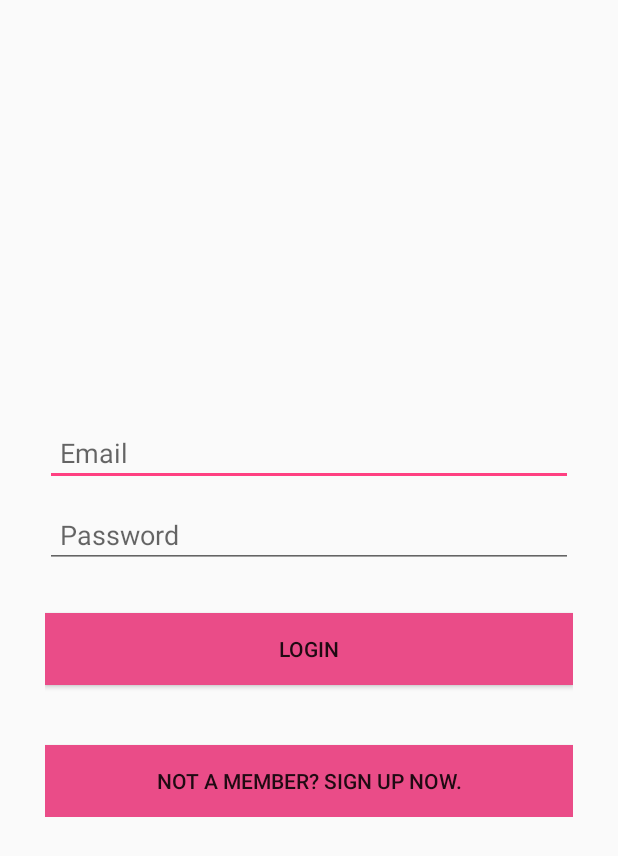
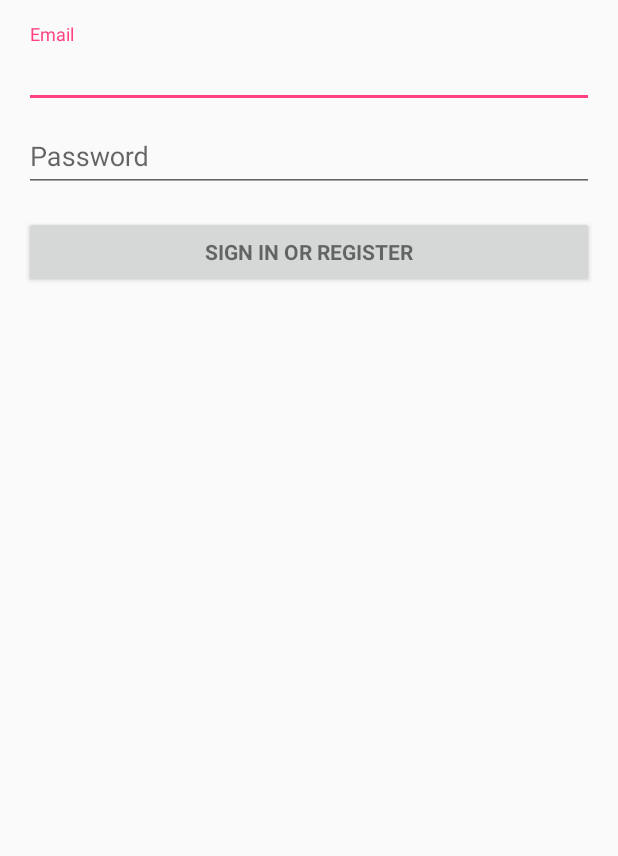
Before and after one commit to indira15/usedbooks, an Android app: the layout activity_login.xml on its own in the app's theme, with its tools: preview values and no code run, on a phone screen of 412 x 824 dp. Shown: the top 856 px of the screen. Run offline under Robolectric (Android 15) with nearby library versions, the phone set to English and light mode, and no system bars.

Commit message:
added register

```diff
--- a/app/src/main/java/com/indira/usedbooks/RegisterActivity.java
+++ b/app/src/main/java/com/indira/usedbooks/RegisterActivity.java
@@ -142,6 +142,11 @@
 }
     @Override
     public void onClick(View view) {
+        switch (view.getId()) {
+            case R.id.btnRegister:
+                validatedata();
+                break;
+        }
 
     }
 
--- a/app/src/main/res/layout/activity_login.xml
+++ b/app/src/main/res/layout/activity_login.xml
@@ -1,61 +1,77 @@
-<?xml version="1.0" encoding="utf-8"?>
 <LinearLayout xmlns:android="http://schemas.android.com/apk/res/android"
-    android:layout_width="fill_parent"
-    android:layout_height="fill_parent"
-    android:gravity="center"
+  xmlns:tools="http://schemas.android.com/tools"
+  android:layout_width="match_parent"
+  android:layout_height="match_parent"
+  android:gravity="center_horizontal"
   android:orientation="vertical"
-    android:padding="10dp" >
+  android:paddingBottom="@dimen/activity_vertical_margin"
+  android:paddingLeft="@dimen/activity_horizontal_margin"
+  android:paddingRight="@dimen/activity_horizontal_margin"
+  android:paddingTop="@dimen/activity_vertical_margin"
+  tools:context="com.indira.usedbooks.LoginActivity">
+
+    <!-- Login progress -->
+    <ProgressBar
+      android:id="@+id/login_progress"
+      style="?android:attr/progressBarStyleLarge"
+      android:layout_width="wrap_content"
+      android:layout_height="wrap_content"
+      android:layout_marginBottom="8dp"
+      android:visibility="gone" />
+
+    <ScrollView
+      android:id="@+id/login_form"
+      android:layout_width="match_parent"
+      android:layout_height="match_parent">
 
         <LinearLayout
-        android:layout_width="fill_parent"
+          android:id="@+id/email_login_form"
+          android:layout_width="match_parent"
           android:layout_height="wrap_content"
-        android:layout_gravity="center"
-        android:orientation="vertical"
-        android:paddingLeft="20dp"
-        android:paddingRight="20dp" >
+          android:orientation="vertical">
 
-        <EditText
+            <android.support.design.widget.TextInputLayout
+              android:layout_width="match_parent"
+              android:layout_height="wrap_content">
+
+                <AutoCompleteTextView
                   android:id="@+id/email"
-            android:layout_width="fill_parent"
+                  android:layout_width="match_parent"
                   android:layout_height="wrap_content"
-            android:layout_marginBottom="10dp"
-            android:hint="@string/email"
+                  android:hint="@string/prompt_email"
                   android:inputType="textEmailAddress"
-            android:padding="10dp"
-             />
+                  android:maxLines="1"
+                  android:singleLine="true" />
+
+            </android.support.design.widget.TextInputLayout>
+
+            <android.support.design.widget.TextInputLayout
+              android:layout_width="match_parent"
+              android:layout_height="wrap_content">
 
                 <EditText
                   android:id="@+id/password"
-            android:layout_width="fill_parent"
+                  android:layout_width="match_parent"
                   android:layout_height="wrap_content"
-            android:layout_marginBottom="10dp"
-            android:hint="@string/password"
+                  android:hint="@string/prompt_password"
+                  android:imeActionId="@+id/login"
+                  android:imeActionLabel="@string/action_sign_in_short"
+                  android:imeOptions="actionUnspecified"
                   android:inputType="textPassword"
-            android:padding="10dp"
-             />
+                  android:maxLines="1"
+                  android:singleLine="true" />
 
-
-        <!-- Login Button -->
+            </android.support.design.widget.TextInputLayout>
 
             <Button
-            android:id="@+id/btnLogin"
-            android:layout_width="fill_parent"
+              android:id="@+id/email_sign_in_button"
+              style="?android:textAppearanceSmall"
+              android:layout_width="match_parent"
               android:layout_height="wrap_content"
-            android:layout_marginTop="20dip"
-            android:text="@string/btn_login"
-            android:background="#ea4c88"
-             />
-
-        <!-- Link to Login Screen -->
-
-        <Button
-            android:id="@+id/btnLinkToRegisterScreen"
-            android:layout_width="fill_parent"
-            android:layout_height="wrap_content"
-            android:layout_marginTop="40dip"
-            android:text="@string/btn_link_to_register"
-            android:background="#ea4c88"
-            />
-    </LinearLayout>
+              android:layout_marginTop="16dp"
+              android:text="@string/action_sign_in"
+              android:textStyle="bold" />
 
         </LinearLayout>
+    </ScrollView>
+</LinearLayout>
--- a/app/src/main/res/values/strings.xml
+++ b/app/src/main/res/values/strings.xml
@@ -15,6 +15,7 @@
     <string name="address">Address</string>
     <string name="city">City</string>
     <string name="state">State</string>
+    <string name="prompt_password">Password</string>
     <string name="password">Password</string>
     <string name="btn_link_to_register">Not a member? Sign up now.</string>
     <string name="btn_link_to_login">Already registred! Login Me.</string>
```
Also changed, not shown: app/src/main/java/com/indira/usedbooks/BooksListActivity.java (+20 -12 lines), app/src/main/java/com/indira/usedbooks/LoginActivity.java (added, +349 -0 lines), app/src/main/res/layout/activity_bookslist.xml (+0 -18 lines), app/src/main/res/menu/menu_books_list.xml (added, +7 -0 lines). Lines whose indentation alone changed are shown as unchanged.
